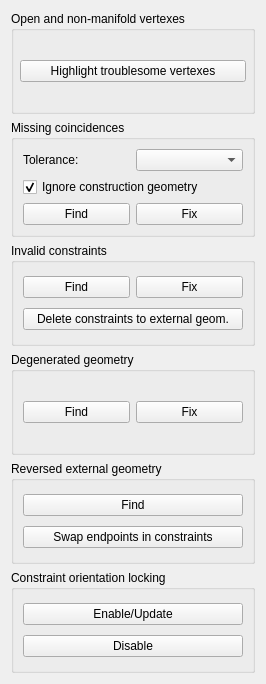
Before: the Qt Designer form src/Mod/Sketcher/Gui/TaskSketcherValidation.ui in southseact-3d/fcd, drawn with Qt 5.
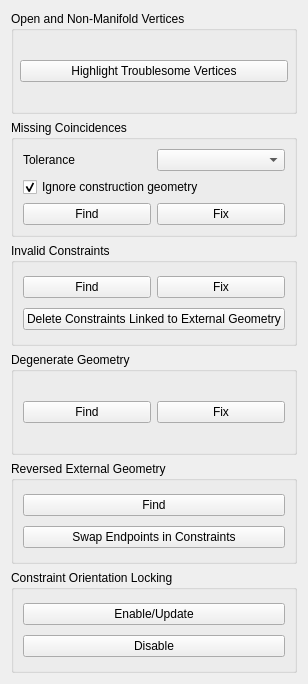
After: the same form once the commit is applied.

Commit message:
Sketcher: Update UI strings for consistency (#22167)
* Sketcher: Update UI strings for consistency

* Update src/Mod/Sketcher/App/Sketch.cpp

* Update src/Mod/Sketcher/Gui/Command.cpp

* Update src/Mod/Sketcher/App/SketchObject.cpp

* Update src/Mod/Sketcher/Gui/Command.cpp

* Update src/Mod/Sketcher/Gui/Command.cpp

* Update src/Mod/Sketcher/Gui/Command.cpp

* Apply suggestions from code review

* Apply suggestions from code review

* Apply suggestions from code review

---------

```diff
--- a/src/Mod/Sketcher/Gui/TaskSketcherValidation.ui
+++ b/src/Mod/Sketcher/Gui/TaskSketcherValidation.ui
@@ -17,7 +17,7 @@
    <item row="0" column="0">
     <widget class="QGroupBox" name="groupBox_0">
      <property name="title">
-      <string>Open and non-manifold vertexes</string>
+      <string>Open and Non-Manifold Vertices</string>
      </property>
      <layout class="QGridLayout" name="gridLayout_7">
       <property name="leftMargin">
@@ -39,7 +39,7 @@
 This is purely based on topological shape of the sketch and not on its geometry/constrain set.</string>
         </property>
         <property name="text">
-         <string>Highlight troublesome vertexes</string>
+         <string>Highlight Troublesome Vertices</string>
         </property>
        </widget>
       </item>
@@ -52,13 +52,13 @@
       <string>Fixes found missing coincidences by adding extra coincident constrains</string>
      </property>
      <property name="title">
-      <string>Missing coincidences</string>
+      <string>Missing Coincidences</string>
      </property>
      <layout class="QGridLayout" name="gridLayout">
       <item row="0" column="0">
        <widget class="QLabel" name="label">
         <property name="text">
-         <string>Tolerance:</string>
+         <string>Tolerance</string>
         </property>
        </widget>
       </item>
@@ -106,7 +106,7 @@
    <item row="2" column="0">
     <widget class="QGroupBox" name="groupBox_2">
      <property name="title">
-      <string>Invalid constraints</string>
+      <string>Invalid Constraints</string>
      </property>
      <layout class="QGridLayout" name="gridLayout_2">
       <item row="0" column="0">
@@ -135,7 +135,7 @@
          <string>Deletes constraints referring to external geometry</string>
         </property>
         <property name="text">
-         <string>Delete constraints to external geom.</string>
+         <string>Delete Constraints Linked to External Geometry</string>
         </property>
        </widget>
       </item>
@@ -145,7 +145,7 @@
    <item row="3" column="0">
     <widget class="QGroupBox" name="groupBox_6">
      <property name="title">
-      <string>Degenerated geometry</string>
+      <string>Degenerate Geometry</string>
      </property>
      <layout class="QGridLayout" name="gridLayout_6">
       <item row="0" column="0">
@@ -174,7 +174,7 @@
    <item row="5" column="0">
     <widget class="QGroupBox" name="groupBox_3">
      <property name="title">
-      <string>Reversed external geometry</string>
+      <string>Reversed External Geometry</string>
      </property>
      <layout class="QGridLayout" name="gridLayout_4">
       <item row="0" column="0">
@@ -193,7 +193,7 @@
          <string>Fixes found reversed external geometries by swapping their endpoints</string>
         </property>
         <property name="text">
-         <string>Swap endpoints in constraints</string>
+         <string>Swap Endpoints in Constraints</string>
         </property>
        </widget>
       </item>
@@ -203,7 +203,7 @@
    <item row="6" column="0">
     <widget class="QGroupBox" name="groupBox_4">
      <property name="title">
-      <string>Constraint orientation locking</string>
+      <string>Constraint Orientation Locking</string>
      </property>
      <layout class="QGridLayout" name="gridLayout_5">
       <item row="0" column="0">
```
Left out of the diff: 11 changed lines with no effect on the pictures. The commit also changes 33 other files.
